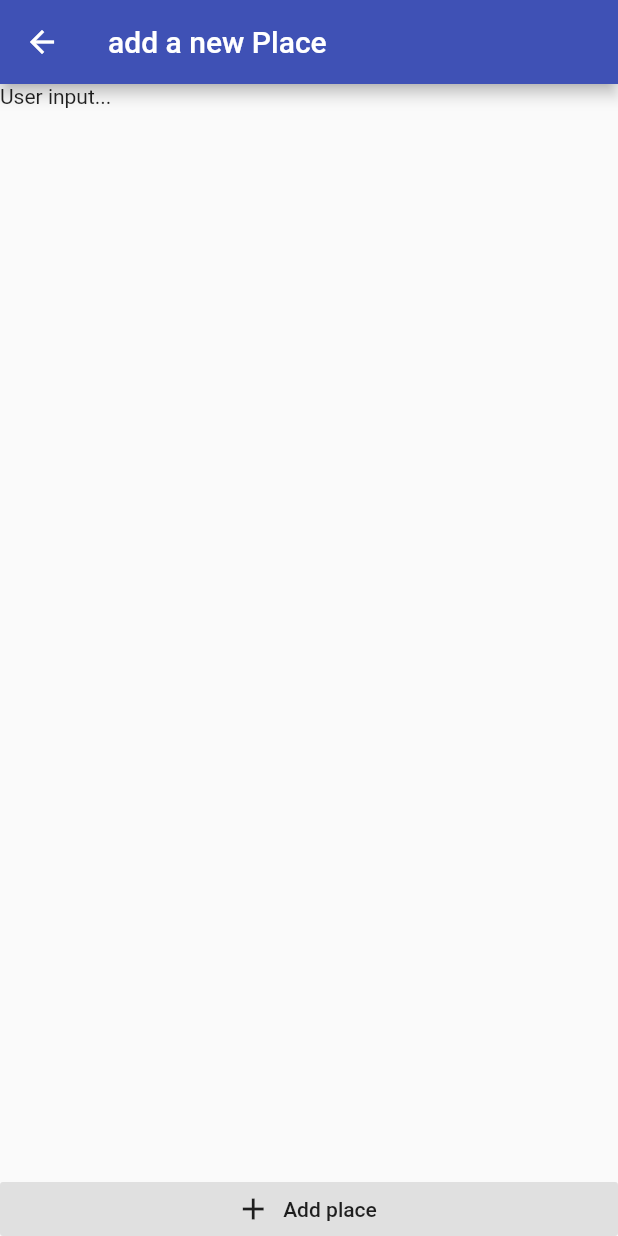
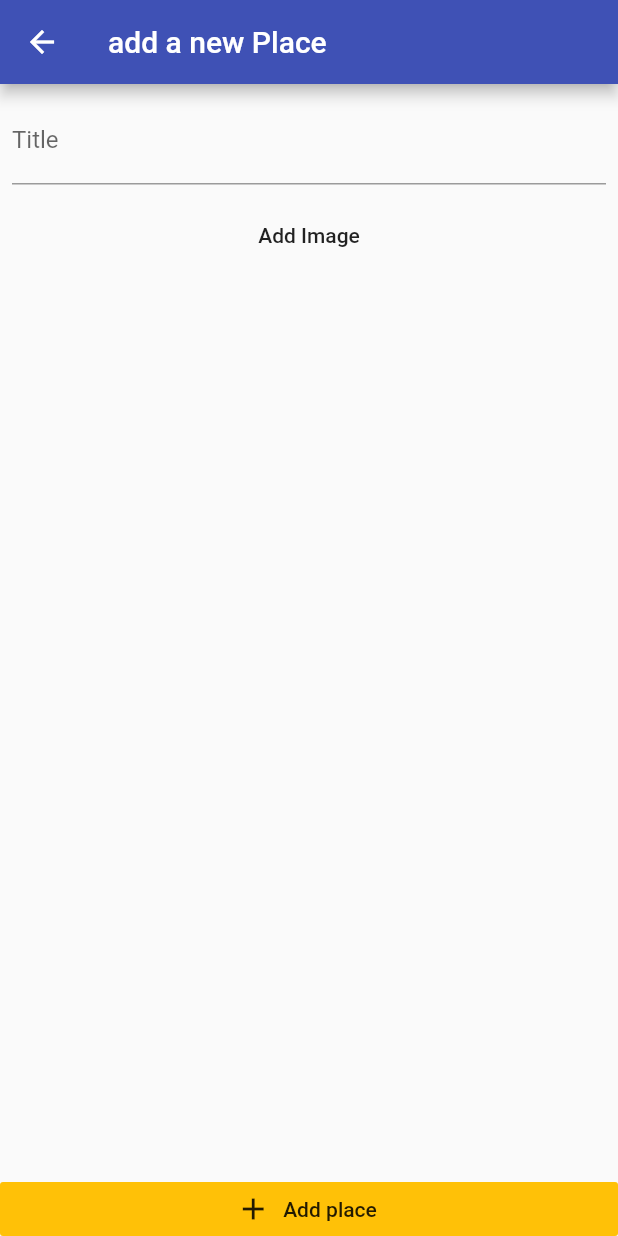
Before and after one commit to triyono777/great_places, a Flutter app: the AddPlaceScreen screen opened by its route, on a phone screen of 412 x 824 dp. Run offline on Flutter 3.47's test engine with Material 2 defaults, Android fonts, the phone set to English and light mode, and no system bars.

Commit message:
fix widget image input

```diff
--- a/lib/screens/add_place_screen.dart
+++ b/lib/screens/add_place_screen.dart
@@ -7,6 +7,7 @@ class AddPlaceScreen extends StatefulWidget {
 }
 
 class _AddPlaceScreenState extends State<AddPlaceScreen> {
+  final _titleController = TextEditingController();
   @override
   Widget build(BuildContext context) {
     return Scaffold(
@@ -14,16 +15,38 @@ class _AddPlaceScreenState extends State<AddPlaceScreen> {
         title: Text('add a new Place'),
       ),
       body: Column(
-        mainAxisAlignment: MainAxisAlignment.spaceBetween,
         crossAxisAlignment: CrossAxisAlignment.stretch,
         children: <Widget>[
-          Text('User input...'),
+          Expanded(
+            child: SingleChildScrollView(
+              child: Padding(
+                padding: const EdgeInsets.all(8.0),
+                child: Column(
+                  children: <Widget>[
+                    TextField(
+                      decoration: InputDecoration(labelText: 'Title'),
+                      controller: _titleController,
+                    ),
+                    SizedBox(
+                      height: 10,
+                    ),
+                    Container(),
+                    FlatButton(
+                      onPressed: () {},
+                      child: Text('Add Image'),
+                    ),
+                  ],
+                ),
+              ),
+            ),
+          ),
           RaisedButton.icon(
             elevation: 0.0,
             onPressed: () {},
             icon: Icon(Icons.add),
             label: Text('Add place'),
             materialTapTargetSize: MaterialTapTargetSize.shrinkWrap,
+            color: Theme.of(context).accentColor,
           ),
         ],
       ),
```
Also changed, not shown: lib/widgets/image_inputs.dart (added, +46 -0 lines).
